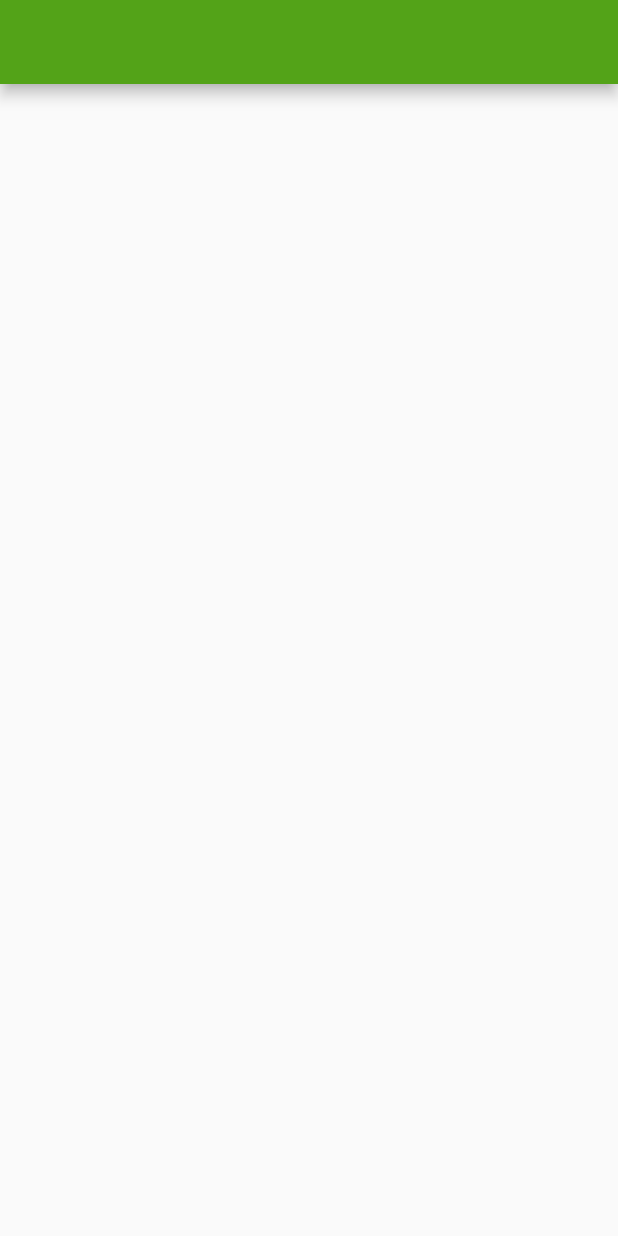
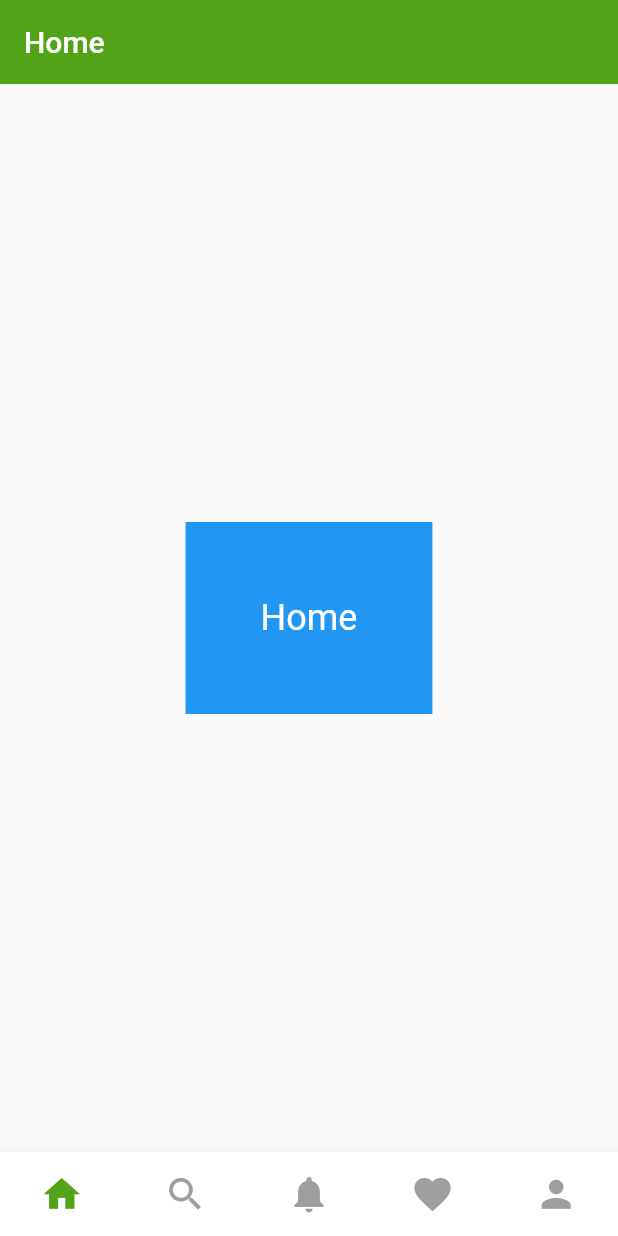
Before and after one commit to NaagAlgates/GroupOnUiChallenge, a Flutter app: the screen it shows after launch, on a phone screen of 412 x 824 dp. Run offline on Flutter 3.47's test engine with Material 2 defaults, Android fonts, the phone set to English and light mode, and no system bars.

Commit message:
Completed BottomNavigationBars with respective click event

```diff
--- a/lib/main.dart
+++ b/lib/main.dart
@@ -1,5 +1,12 @@
 import 'package:flutter/material.dart';
 import 'package:group_on_ui/helpers/themes.dart';
+import 'package:group_on_ui/ui/home.dart';
+import 'package:group_on_ui/ui/my_account.dart';
+import 'package:group_on_ui/ui/notifications.dart';
+import 'package:group_on_ui/ui/saved_deals.dart';
+import 'package:group_on_ui/ui/search.dart';
+
+import 'views/bottom_navigation_bar.dart';
 
 void main() => runApp(GroupOnApp());
 
@@ -22,11 +29,50 @@ class GroupOnHomePage extends StatefulWidget {
 }
 
 class _GroupOnHomePageState extends State<GroupOnHomePage> {
+  int currentTab = 0;
+  String _title="Home";
+  final List<Widget> screens = [
+    HomeScreen(),
+    SearchScreen(),
+    NotificationsScreen(),
+    SavedDealsScreen(),
+    AccountScreen()
+  ];
+  final List<String> screenTitle =[
+    "Home",
+    "Search",
+    "Notifications",
+    "Saved Deals",
+    "My Stuff"
+  ];
+  Widget currentScreen = HomeScreen();
+  final PageStorageBucket bucket = PageStorageBucket();
   @override
   Widget build(BuildContext context) {
     return Scaffold(
-      appBar: AppBar(),
-      body: Center(),
+        appBar: AppBar(
+        title: Text(_title, style: TextStyle(color: Colors.white),),
+        elevation: 0.0,
+    ),
+      body: PageStorage(child: currentScreen, bucket: bucket),
+      bottomNavigationBar: GroupOnBottomNavigationBar(
+        index: currentTab,
+        labelStyle: LabelStyle(visible: false),
+        onTap: (i) {
+          setState(() {
+            currentTab = i;
+            currentScreen = screens[i];
+            _title = screenTitle[i];
+          });
+        },
+        items: [
+          BottomNavItem(Icons.home,),
+          BottomNavItem(Icons.search,),
+          BottomNavItem(Icons.notifications,),
+          BottomNavItem(Icons.favorite,),
+          BottomNavItem(Icons.person,)
+        ],
+      ),
     );
   }
 }
--- /dev/null
+++ b/lib/ui/home.dart
@@ -0,0 +1,19 @@
+import 'package:flutter/material.dart';
+
+class HomeScreen extends StatefulWidget {
+  @override
+  HomeScreenState createState() => HomeScreenState();
+}
+
+class HomeScreenState extends State<HomeScreen> {
+  @override
+  Widget build(BuildContext ctx) {
+    return Center(
+      child: Container(
+        color: Colors.blue,
+        padding: EdgeInsets.all(50.0),
+        child: Text('Home', style: TextStyle(color: Colors.white, fontSize: 24.0)),
+      ),
+    );
+  }
+}
--- /dev/null
+++ b/lib/ui/my_account.dart
@@ -0,0 +1,19 @@
+import 'package:flutter/material.dart';
+
+class AccountScreen extends StatefulWidget {
+  @override
+  AccountScreenState createState() => AccountScreenState();
+}
+
+class AccountScreenState extends State<AccountScreen> {
+  @override
+  Widget build(BuildContext ctx) {
+    return Center(
+      child: Container(
+        color: Colors.blue,
+        padding: EdgeInsets.all(50.0),
+        child: Text('My Stuff', style: TextStyle(color: Colors.black, fontSize: 24.0)),
+      ),
+    );
+  }
+}
--- /dev/null
+++ b/lib/ui/notifications.dart
@@ -0,0 +1,19 @@
+import 'package:flutter/material.dart';
+
+class NotificationsScreen extends StatefulWidget {
+  @override
+  NotificationsScreenState createState() => NotificationsScreenState();
+}
+
+class NotificationsScreenState extends State<NotificationsScreen> {
+  @override
+  Widget build(BuildContext ctx) {
+    return Center(
+      child: Container(
+        color: Colors.blue,
+        padding: EdgeInsets.all(50.0),
+        child: Text('Notifications', style: TextStyle(color: Colors.white, fontSize: 24.0)),
+      ),
+    );
+  }
+}
--- /dev/null
+++ b/lib/ui/saved_deals.dart
@@ -0,0 +1,19 @@
+import 'package:flutter/material.dart';
+
+class SavedDealsScreen extends StatefulWidget {
+  @override
+  SavedDealsScreenState createState() => SavedDealsScreenState();
+}
+
+class SavedDealsScreenState extends State<SavedDealsScreen> {
+  @override
+  Widget build(BuildContext ctx) {
+    return Center(
+      child: Container(
+        color: Colors.blue,
+        padding: EdgeInsets.all(50.0),
+        child: Text('Saved Deals', style: TextStyle(color: Colors.white, fontSize: 24.0)),
+      ),
+    );
+  }
+}
--- /dev/null
+++ b/lib/ui/search.dart
@@ -0,0 +1,19 @@
+import 'package:flutter/material.dart';
+
+class SearchScreen extends StatefulWidget {
+  @override
+  SearchScreenState createState() => SearchScreenState();
+}
+
+class SearchScreenState extends State<SearchScreen> {
+  @override
+  Widget build(BuildContext ctx) {
+    return Center(
+      child: Container(
+        color: Colors.blue,
+        padding: EdgeInsets.all(50.0),
+        child: Text('Search', style: TextStyle(color: Colors.white, fontSize: 24.0)),
+      ),
+    );
+  }
+}
--- /dev/null
+++ b/lib/views/bottom_navigation_bar.dart
@@ -0,0 +1,257 @@
+import 'package:flutter/material.dart' as md;
+import 'package:group_on_ui/helpers/themes.dart';
+
+final md.Color defaultColor = md.Colors.grey[500];
+
+final md.Color defaultOnSelectColor = groupOnThemeData.primaryColor;
+
+class GroupOnBottomNavigationBar extends md.StatefulWidget {
+  final int index;
+  final void Function(int i) onTap;
+  final List<BottomNavItem> items;
+  final double elevation;
+  final IconStyle iconStyle;
+  final md.Color color;
+  final LabelStyle labelStyle;
+
+  GroupOnBottomNavigationBar({
+    this.index,
+    this.onTap,
+    this.items,
+    this.elevation = 8.0,
+    this.iconStyle,
+    this.color = md.Colors.white,
+    this.labelStyle,
+  }) :
+        assert(items != null),
+        assert(items.length >= 2);
+
+  @override
+  GroupOnBottomNavigationBarState createState() => GroupOnBottomNavigationBarState();
+}
+
+class GroupOnBottomNavigationBarState extends md.State<GroupOnBottomNavigationBar> {
+  int currentIndex;
+  IconStyle iconStyle;
+  LabelStyle labelStyle;
+
+  @override
+  void initState() {
+    currentIndex = widget.index ?? 0;
+    iconStyle = widget.iconStyle ?? IconStyle();
+    labelStyle = widget.labelStyle ?? LabelStyle();
+    super.initState();
+  }
+
+  @override
+  md.Widget build(md.BuildContext context) {
+    return md.Material(
+        elevation: widget.elevation,
+        color: widget.color,
+        child: md.Row(
+          mainAxisAlignment: md.MainAxisAlignment.spaceAround,
+          mainAxisSize: md.MainAxisSize.max,
+          children: widget.items.map((b) {
+            final int i = widget.items.indexOf(b);
+            final bool selected = i == currentIndex;
+
+            return BMNavItem(
+              icon: b.icon,
+              iconSize: selected ? iconStyle.getSelectedSize() : iconStyle.getSize(),
+              label: parseLabel(b.label, labelStyle, selected),
+              onTap: () => onItemClick(i),
+              textStyle: selected ? labelStyle.getOnSelectTextStyle() : labelStyle.getTextStyle(),
+              color: selected ? iconStyle.getSelectedColor() : iconStyle.getColor(),
+            );
+          }).toList(),
+        )
+    );
+  }
+
+  onItemClick(int i) {
+    setState(() {
+      currentIndex = i;
+    });
+    if (widget.onTap != null) widget.onTap(i);
+  }
+
+  parseLabel(String label, LabelStyle style, bool selected) {
+    if (!style.isVisible()) {
+      return null;
+    }
+
+    if (style.isShowOnSelect()) {
+      return selected ? label : null;
+    }
+
+    return label;
+  }
+}
+
+class BottomNavItem {
+  final md.IconData icon;
+  final String label;
+
+  BottomNavItem(this.icon, {this.label});
+}
+
+class LabelStyle {
+  final bool visible;
+  final bool showOnSelect;
+  final md.TextStyle textStyle;
+  final md.TextStyle onSelectTextStyle;
+
+  LabelStyle({
+    this.visible,
+    this.showOnSelect,
+    this.textStyle,
+    this.onSelectTextStyle
+  });
+
+  isVisible() {
+    return visible ?? true;
+  }
+
+  isShowOnSelect() {
+    return showOnSelect ?? false;
+  }
+
+  // getTextStyle returns `textStyle` with default `fontSize` and
+  // `color` values if not provided. if `textStyle` is null then
+  // returns default text style
+  getTextStyle() {
+    if (textStyle != null) {
+      return md.TextStyle(
+        inherit: textStyle.inherit,
+        color: textStyle.color ?? defaultOnSelectColor,
+        fontSize: textStyle.fontSize ?? 12.0,
+        fontWeight: textStyle.fontWeight,
+        fontStyle: textStyle.fontStyle,
+        letterSpacing: textStyle.letterSpacing,
+        wordSpacing: textStyle.wordSpacing,
+        textBaseline: textStyle.textBaseline,
+        height: textStyle.height,
+        locale: textStyle.locale,
+        foreground: textStyle.foreground,
+        background: textStyle.background,
+        decoration: textStyle.decoration,
+        decorationColor: textStyle.decorationColor,
+        decorationStyle: textStyle.decorationStyle,
+        debugLabel: textStyle.debugLabel,
+        fontFamily: textStyle.fontFamily,
+      );
+    }
+    return md.TextStyle(color: defaultColor, fontSize: 12.0);
+  }
+
+  // getOnSelectTextStyle returns `onSelectTextStyle` with
+  // default `fontSize` and `color` values if not provided. if
+  // `onSelectTextStyle` is null then returns default text style
+  getOnSelectTextStyle() {
+    if (onSelectTextStyle != null) {
+      return md.TextStyle(
+        inherit: onSelectTextStyle.inherit,
+        color: onSelectTextStyle.color ?? defaultOnSelectColor,
+        fontSize: onSelectTextStyle.fontSize ?? 12.0,
+        fontWeight: onSelectTextStyle.fontWeight,
+        fontStyle: onSelectTextStyle.fontStyle,
+        letterSpacing: onSelectTextStyle.letterSpacing,
+        wordSpacing: onSelectTextStyle.wordSpacing,
+        textBaseline: onSelectTextStyle.textBaseline,
+        height: onSelectTextStyle.height,
+        locale: onSelectTextStyle.locale,
+        foreground: onSelectTextStyle.foreground,
+        background: onSelectTextStyle.background,
+        decoration: onSelectTextStyle.decoration,
+        decorationColor: onSelectTextStyle.decorationColor,
+        decorationStyle: onSelectTextStyle.decorationStyle,
+        debugLabel: onSelectTextStyle.debugLabel,
+        fontFamily: onSelectTextStyle.fontFamily,
+      );
+    }
+    return md.TextStyle(color: defaultOnSelectColor, fontSize: 12.0);
+  }
+}
+
+class IconStyle {
+  final double size;
+  final double onSelectSize;
+  final md.Color color;
+  final md.Color onSelectColor;
+
+  IconStyle({this.size, this.onSelectSize, this.color, this.onSelectColor});
+
+  getSize() {
+    return size ?? 29.0;
+  }
+
+  getSelectedSize() {
+    return onSelectSize ?? 29.0;
+  }
+
+  getColor() {
+    return color ?? defaultColor;
+  }
+
+  getSelectedColor() {
+    return onSelectColor ?? defaultOnSelectColor;
+  }
+}
+
+class BMNavItem extends md.StatelessWidget {
+  final md.IconData icon;
+  final double iconSize;
+  final String label;
+  final void Function() onTap;
+  final md.Color color;
+  final md.TextStyle textStyle;
+
+  BMNavItem({
+    this.icon,
+    this.iconSize,
+    this.label,
+    this.onTap,
+    this.color,
+    this.textStyle,
+  }) :
+        assert(icon != null),
+        assert(iconSize != null),
+        assert(color != null),
+        assert(onTap != null);
+
+  @override
+  md.Widget build(md.BuildContext context) {
+
+    return md.Expanded(
+        child: md.InkResponse(
+          key: key,
+          child: md.Padding(
+              padding: getPadding(),
+              child: md.Column(
+                  mainAxisSize: md.MainAxisSize.min,
+                  children: <md.Widget>[
+                    md.Icon(icon, size: iconSize, color: color),
+                    label != null ? md.Text(label, style: textStyle) : md.Container()
+                  ]
+              )
+          ),
+          highlightColor: md.Theme.of(context).highlightColor,
+          splashColor: md.Theme.of(context).splashColor,
+          radius: md.Material.defaultSplashRadius,
+          onTap: () => onTap(),
+        )
+    );
+  }
+
+  // getPadding returns the padding after adjusting the top and bottom
+  // padding based on the fontsize and iconSize.
+  getPadding() {
+    if (label != null) {
+      final double p = ((56-textStyle.fontSize)-iconSize)/2;
+      return md.EdgeInsets.fromLTRB(0.0, p, 0.0, p);
+    }
+    return md.EdgeInsets.fromLTRB(
+        0.0, (56-iconSize)/2, 0.0, (56-iconSize)/2
+    );
+  }
+}
```
